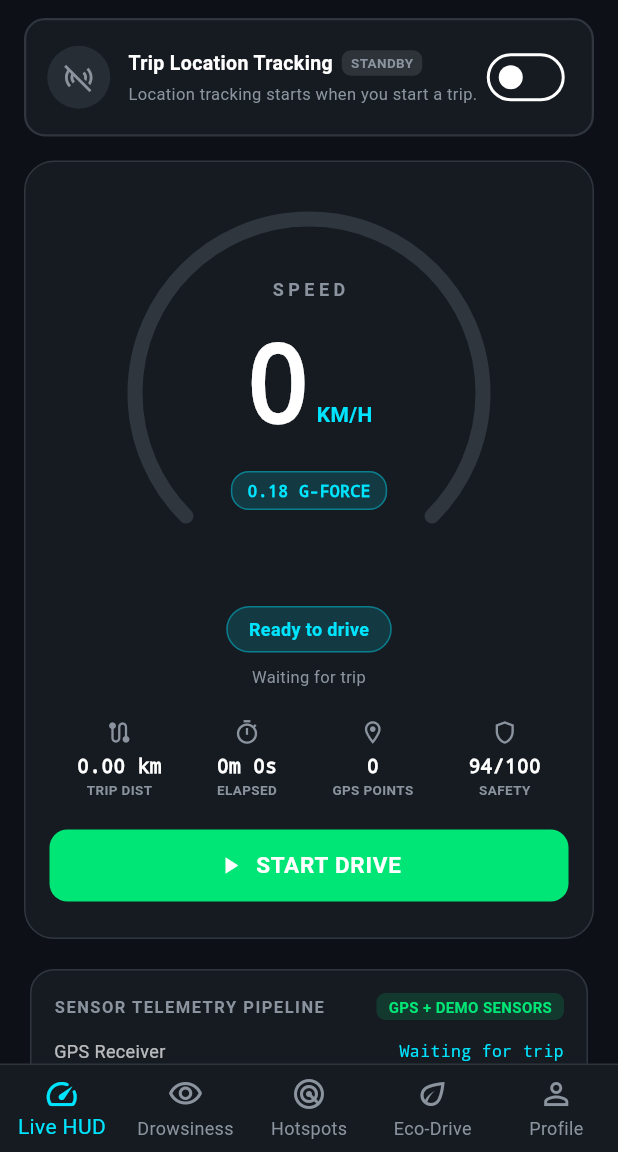
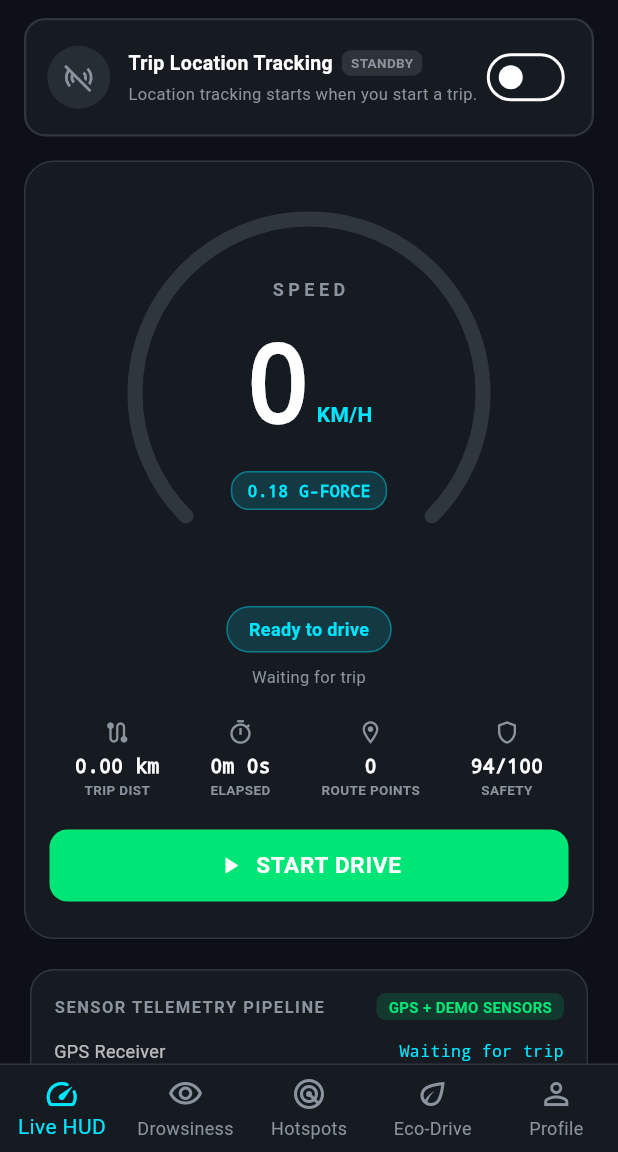
Before and after one commit to Kavindu-01/DriveSense, a Flutter app: the screen it shows after launch, after a tap on "ACCESS DRIVER PORTAL", on a phone screen of 412 x 824 dp, the part 84-1236 px from its top. Run offline on Flutter 3.47's test engine with Material 3 defaults, Android fonts, the phone set to English and light mode, and no system bars; our stand-ins replace geolocator, shared_preferences.

Commit message:
Add simulated route previews for browser trips

```diff
--- a/lib/screens/hud/live_hud_screen.dart
+++ b/lib/screens/hud/live_hud_screen.dart
@@ -31,6 +31,7 @@ class _LiveHudScreenState extends State<LiveHudScreen> {
 
   Timer? _telemetrySimTimer;
   Timer? _tripTimer;
+  Timer? _demoRouteTimer;
   StreamSubscription<Position>? _positionSubscription;
 
   Position? _lastPosition;
@@ -38,6 +39,7 @@ class _LiveHudScreenState extends State<LiveHudScreen> {
   double _tripDistanceKm = 0;
   double _topSpeedKmh = 0;
   DateTime? _tripStartTime;
+  int _demoRouteStep = 0;
 
   final List<String> _tripEvents = [];
   final List<TripRoutePoint> _routePoints = [];
@@ -47,6 +49,7 @@ class _LiveHudScreenState extends State<LiveHudScreen> {
   void dispose() {
     _telemetrySimTimer?.cancel();
     _tripTimer?.cancel();
+    _demoRouteTimer?.cancel();
     _positionSubscription?.cancel();
     super.dispose();
   }
@@ -106,6 +109,7 @@ class _LiveHudScreenState extends State<LiveHudScreen> {
         _tripEvents.clear();
         _safetyEvents.clear();
         _lastPosition = initialPosition;
+        _demoRouteStep = 0;
 
         _routePoints
           ..clear()
@@ -124,6 +128,7 @@ class _LiveHudScreenState extends State<LiveHudScreen> {
 
       _startLocationStream();
       _startSimulatedAcceleration();
+      _startDemoRoute();
 
       _tripTimer = Timer.periodic(const Duration(seconds: 1), (_) {
         if (!mounted || !_isDriving) return;
@@ -210,6 +215,27 @@ class _LiveHudScreenState extends State<LiveHudScreen> {
     });
   }
 
+  void _startDemoRoute() {
+    _demoRouteTimer?.cancel();
+
+    _demoRouteTimer = Timer.periodic(const Duration(seconds: 3), (_) {
+      if (!mounted || !_isDriving || _routePoints.isEmpty) return;
+
+      final start = _routePoints.first;
+      _demoRouteStep++;
+
+      final simulatedPoint = TripRoutePoint(
+        latitude: start.latitude + (_demoRouteStep * 0.00015),
+        longitude: start.longitude + (_demoRouteStep * 0.00012),
+      );
+
+      setState(() {
+        _routePoints.add(simulatedPoint);
+        _gpsStatus = 'Demo route active • browser GPS may be fixed';
+      });
+    });
+  }
+
   void _startSimulatedAcceleration() {
     _telemetrySimTimer?.cancel();
 
@@ -248,6 +274,7 @@ class _LiveHudScreenState extends State<LiveHudScreen> {
 
     _telemetrySimTimer?.cancel();
     _tripTimer?.cancel();
+    _demoRouteTimer?.cancel();
 
     await _positionSubscription?.cancel();
     _positionSubscription = null;
@@ -276,15 +303,9 @@ class _LiveHudScreenState extends State<LiveHudScreen> {
       );
     }
 
-    // A duplicate point allows a preview line when GPS only returned one fix.
-    // It does not represent real movement.
-    if (_routePoints.length == 1) {
-      _routePoints.add(_routePoints.first);
-    }
-
     final completedTrip = TripModel(
       id: 'TRIP-${endTime.millisecondsSinceEpoch}',
-      routeName: 'GPS trip',
+      routeName: 'GPS trip (demo route)',
       startTime: startTime,
       endTime: endTime,
       distanceKm: _tripDistanceKm,
@@ -329,13 +350,15 @@ class _LiveHudScreenState extends State<LiveHudScreen> {
               mainAxisSize: MainAxisSize.min,
               crossAxisAlignment: CrossAxisAlignment.start,
               children: [
-                const Text('Trip completed. Route and distance use GPS data.'),
+                const Text(
+                  'Trip completed. Route points may include simulated demo data.',
+                ),
                 const SizedBox(height: 16),
                 Text('Distance: ${_tripDistanceKm.toStringAsFixed(2)} km'),
                 Text('Duration: $minutes min $seconds sec'),
                 Text('Average speed: ${averageSpeed.toStringAsFixed(1)} km/h'),
                 Text('Safety score: $_safetyScore/100'),
-                Text('GPS route points: ${_routePoints.length}'),
+                Text('Route points: ${_routePoints.length}'),
                 const SizedBox(height: 16),
                 const Text(
                   'Driving Events',
@@ -352,7 +375,7 @@ class _LiveHudScreenState extends State<LiveHudScreen> {
                     ),
                 const SizedBox(height: 8),
                 const Text(
-                  'Acceleration events are simulated. GPS data depends on device permission and signal.',
+                  'Acceleration and demo route points may be simulated. Real GPS data depends on device permission and signal.',
                   style: TextStyle(fontSize: 12, color: Colors.grey),
                 ),
               ],
@@ -426,7 +449,7 @@ class _LiveHudScreenState extends State<LiveHudScreen> {
               BackgroundServiceCard(
                 title: 'Trip Location Tracking',
                 description: _isDriving
-                    ? 'Recording GPS route while this trip is active.'
+                    ? 'Recording GPS and demo route points while this trip is active.'
                     : 'Location tracking starts when you start a trip.',
                 isRunning: _isDriving,
                 activeColor: AppTheme.cyanAccent,
@@ -501,7 +524,7 @@ class _LiveHudScreenState extends State<LiveHudScreen> {
                           Icons.timer_outlined,
                         ),
                         _subStat(
-                          'GPS POINTS',
+                          'ROUTE POINTS',
                           '${_routePoints.length}',
                           Icons.location_on_outlined,
                         ),
@@ -585,7 +608,7 @@ class _LiveHudScreenState extends State<LiveHudScreen> {
                         'Demo data • ${_gForce.toStringAsFixed(2)}G',
                       ),
                       _pipelineRow(
-                        'Recorded GPS route points',
+                        'Recorded route points',
                         '${_routePoints.length}',
                       ),
                       const Divider(
```
